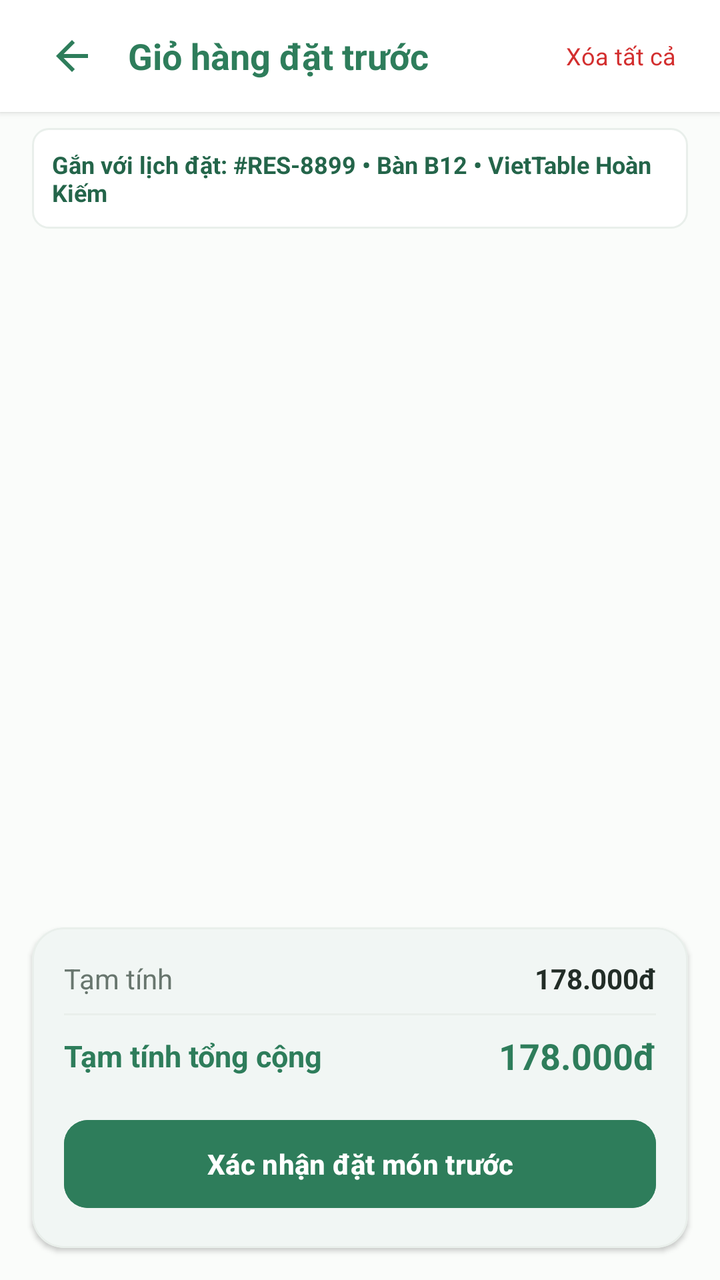
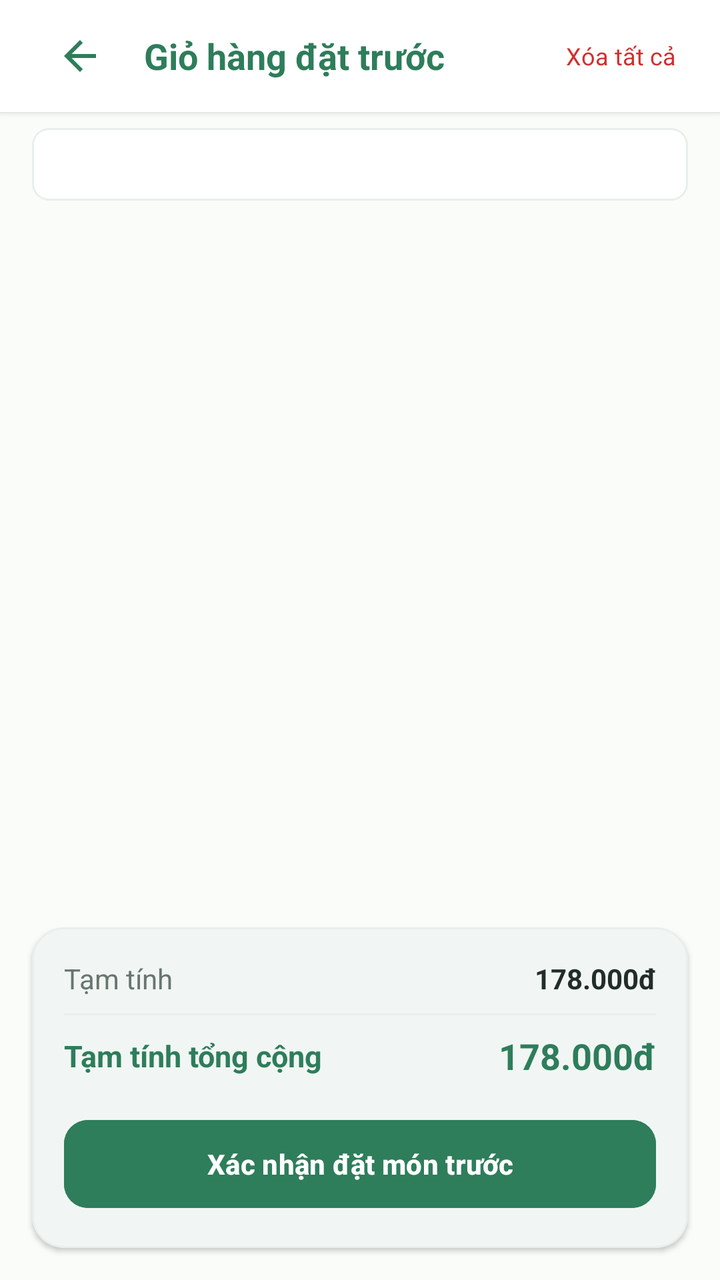

Screens rendered from an Android XML layout before and after an edit, with the pre-edit source and the edit as a unified diff.
<!-- AndroidManifest.xml: application theme Theme.VietTable -->
<!-- res/layout/fragment_preorder_cart.xml -->
<?xml version="1.0" encoding="utf-8"?>
<LinearLayout
    xmlns:android="http://schemas.android.com/apk/res/android"
    xmlns:app="http://schemas.android.com/apk/res-auto"
    android:layout_width="match_parent"
    android:layout_height="match_parent"
    android:background="@color/bg_cream"
    android:orientation="vertical">

    
    <LinearLayout
        android:layout_width="match_parent"
        android:layout_height="wrap_content"
        android:minHeight="56dp"
        android:tag="safe_top"
        android:background="@color/surface"
        android:elevation="2dp"
        android:gravity="center_vertical"
        android:orientation="horizontal"
        android:paddingHorizontal="16dp">

        <ImageButton
            android:id="@+id/btnBack"
            android:layout_width="40dp"
            android:layout_height="40dp"
            android:background="?attr/selectableItemBackgroundBorderless"
            android:src="@drawable/ic_back"
            app:tint="@color/primary" />

        <TextView
            android:layout_width="0dp"
            android:layout_height="wrap_content"
            android:layout_marginStart="8dp"
            android:layout_weight="1"
            android:text="@string/preorder_cart_title"
            android:textColor="@color/primary"
            android:textSize="18sp"
            android:textStyle="bold" />

        <TextView
            android:id="@+id/btnClearPreorderCart"
            android:layout_width="wrap_content"
            android:layout_height="wrap_content"
            android:padding="6dp"
            android:text="Xóa tất cả"
            android:textColor="@color/semantic_error"
            android:textSize="12sp" />
    </LinearLayout>

    
    <TextView
        android:id="@+id/tvPreorderBoundNotice"
        android:layout_width="match_parent"
        android:layout_height="wrap_content"
        android:background="@drawable/bg_badge"
        android:layout_marginHorizontal="16dp"
        android:layout_marginTop="8dp"
        android:padding="10dp"
        android:text="Gắn với lịch đặt: #RES-8899 • Bàn B12 • VietTable Hoàn Kiếm"
        android:textColor="@color/primary_dark"
        android:textSize="12sp"
        android:textStyle="bold" />

    
    <androidx.recyclerview.widget.RecyclerView
        android:id="@+id/rvPreorderCartItems"
        android:layout_width="match_parent"
        android:layout_height="0dp"
        android:layout_weight="1"
        android:clipToPadding="false"
        android:paddingVertical="8dp" />

    
    <com.google.android.material.card.MaterialCardView
        style="@style/Widget.VietTable.Card"
        android:layout_width="match_parent"
        android:layout_height="wrap_content"
        android:layout_margin="16dp">

        <LinearLayout
            android:layout_width="match_parent"
            android:layout_height="wrap_content"
            android:orientation="vertical"
            android:padding="16dp"
            android:tag="safe_bottom">

            <LinearLayout
                android:layout_width="match_parent"
                android:layout_height="wrap_content"
                android:orientation="horizontal">
                <TextView
                    android:layout_width="0dp"
                    android:layout_height="wrap_content"
                    android:layout_weight="1"
                    android:text="@string/payment_subtotal"
                    android:textColor="@color/text_secondary" />
                <TextView
                    android:id="@+id/tvPreorderSubtotal"
                    android:layout_width="wrap_content"
                    android:layout_height="wrap_content"
                    android:text="178.000đ"
                    android:textColor="@color/text_primary"
                    android:textStyle="bold" />
            </LinearLayout>

            <View
                android:layout_width="match_parent"
                android:layout_height="1dp"
                android:layout_marginVertical="8dp"
                android:background="@color/divider" />

            <LinearLayout
                android:layout_width="match_parent"
                android:layout_height="wrap_content"
                android:gravity="center_vertical"
                android:orientation="horizontal">
                <TextView
                    android:layout_width="0dp"
                    android:layout_height="wrap_content"
                    android:layout_weight="1"
                    android:text="Tạm tính tổng cộng"
                    android:textColor="@color/primary"
                    android:textSize="15sp"
                    android:textStyle="bold" />
                <TextView
                    android:id="@+id/tvPreorderTotal"
                    android:layout_width="wrap_content"
                    android:layout_height="wrap_content"
                    android:text="178.000đ"
                    android:textColor="@color/primary"
                    android:textSize="18sp"
                    android:textStyle="bold" />
            </LinearLayout>

            <com.google.android.material.button.MaterialButton
                android:id="@+id/btnSubmitPreorderCart"
                style="@style/Widget.VietTable.Button.Primary"
                android:layout_width="match_parent"
                android:layout_height="wrap_content"
                android:layout_marginTop="16dp"
                android:text="@string/preorder_confirm_cta" />
        </LinearLayout>
    </com.google.android.material.card.MaterialCardView>

</LinearLayout>
<!-- resources referenced by this layout -->
<resources>
  <color name="bg_cream">#FAFCFA</color>
  <color name="divider">#E9EFEB</color>
  <color name="primary">#2E7D5B</color>
  <color name="primary_dark">#24654A</color>
  <color name="semantic_error">#D32F2F</color>
  <color name="surface">#FFFFFF</color>
  <color name="text_primary">#222D27</color>
  <color name="text_secondary">#68766E</color>
  <string name="payment_subtotal">Tạm tính</string>
  <string name="preorder_cart_title">Giỏ hàng đặt trước</string>
  <string name="preorder_confirm_cta">Xác nhận đặt món trước</string>
  <style name="Theme.VietTable" parent="Base.Theme.VietTable" />
  <dimen name="btn_height_primary">52dp</dimen>
  <dimen name="radius_medium">12dp</dimen>
  <dimen name="radius_large">16dp</dimen>
  <dimen name="card_elevation">1.5dp</dimen>
  <dimen name="card_stroke_width">1dp</dimen>
  <style name="Base.Theme.VietTable" parent="Theme.Material3.Light.NoActionBar">
          
          <item name="colorPrimary">@color/primary</item>
          <item name="colorPrimaryDark">@color/primary_dark</item>
          <item name="colorOnPrimary">@color/on_primary</item>
          <item name="colorPrimaryContainer">@color/primary_container</item>
          <item name="colorOnPrimaryContainer">@color/on_primary_container</item>
  
          <item name="colorSecondary">@color/accent_gold</item>
          <item name="colorOnSecondary">@color/white</item>
          <item name="colorSecondaryContainer">@color/accent_gold_container</item>
          <item name="colorOnSecondaryContainer">@color/accent_gold_dark</item>
  
          <item name="android:colorBackground">@color/bg_cream</item>
          <item name="colorSurface">@color/surface</item>
          <item name="colorOnSurface">@color/text_primary</item>
          <item name="colorSurfaceVariant">@color/surface_variant</item>
  
          <item name="colorError">@color/semantic_error</item>
          <item name="colorOnError">@color/white</item>
  
          
          <item name="android:statusBarColor">@android:color/transparent</item>
          <item name="android:windowLightStatusBar">true</item>
          <item name="android:navigationBarColor">@android:color/transparent</item>
          <item name="android:windowLightNavigationBar">true</item>
  
          
          <item name="colorAccent">@color/primary</item>
          <item name="alertDialogTheme">@style/ThemeOverlay.VietTable.Dialog.Alert</item>
          <item name="materialAlertDialogTheme">@style/ThemeOverlay.VietTable.MaterialAlertDialog</item>
          <item name="buttonBarPositiveButtonStyle">@style/Widget.VietTable.Dialog.Button.Positive</item>
          <item name="buttonBarNegativeButtonStyle">@style/Widget.VietTable.Dialog.Button.Negative</item>
          <item name="buttonBarNeutralButtonStyle">@style/Widget.VietTable.Dialog.Button.Neutral</item>
          <item name="materialButtonStyle">@style/Widget.VietTable.Button.Primary</item>
          <item name="materialButtonOutlinedStyle">@style/Widget.VietTable.Button.Outlined</item>
          <item name="borderlessButtonStyle">@style/Widget.VietTable.Button.Text</item>
          <item name="materialCardViewStyle">@style/Widget.VietTable.Card</item>
          <item name="textInputStyle">@style/Widget.VietTable.TextInputLayout</item>
          <item name="toolbarStyle">@style/Widget.VietTable.Toolbar</item>
          <item name="bottomNavigationStyle">@style/Widget.VietTable.BottomNavigationView</item>
      </style>
  <dimen name="text_button">14sp</dimen>
  <color name="on_primary">#FFFFFF</color>
  <color name="primary_container">#EEF7F2</color>
  <color name="on_primary_container">#1B4E38</color>
  <color name="accent_gold">#CCA862</color>
  <color name="white">#FFFFFFFF</color>
  <color name="accent_gold_container">#FAF5EB</color>
  <color name="accent_gold_dark">#9E7D33</color>
  <color name="surface_variant">#F3F7F5</color>
  <color name="transparent">#00000000</color>
  <!-- unchanged entries left out for length: 19 -->
</resources>

<!-- the commit's change to res/layout/fragment_preorder_cart.xml (unified diff, before → after) -->
@@ -19,10 +19,11 @@
         android:orientation="horizontal"
         android:paddingHorizontal="16dp">
 
-        <ImageButton
-            android:id="@+id/btnBack"
-            android:layout_width="40dp"
-            android:layout_height="40dp"
+    <ImageButton
+        android:id="@+id/btnBack"
+        android:layout_width="48dp"
+        android:layout_height="48dp"
+        android:contentDescription="@string/a11y_back"
             android:background="?attr/selectableItemBackgroundBorderless"
             android:src="@drawable/ic_back"
             app:tint="@color/primary" />
@@ -56,7 +57,7 @@
         android:layout_marginHorizontal="16dp"
         android:layout_marginTop="8dp"
         android:padding="10dp"
-        android:text="Gắn với lịch đặt: #RES-8899 • Bàn B12 • VietTable Hoàn Kiếm"
+        android:text=""
         android:textColor="@color/primary_dark"
         android:textSize="12sp"
         android:textStyle="bold" />
<!-- resource entries referenced after the edit -->
@@ -8,6 +8,7 @@
   <color name="surface">#FFFFFF</color>
   <color name="text_primary">#222D27</color>
   <color name="text_secondary">#68766E</color>
+  <string name="a11y_back">Quay lại</string>
   <string name="payment_subtotal">Tạm tính</string>
   <string name="preorder_cart_title">Giỏ hàng đặt trước</string>
   <string name="preorder_confirm_cta">Xác nhận đặt món trước</string>
@@ -42,7 +43,6 @@
           <item name="android:statusBarColor">@android:color/transparent</item>
           <item name="android:windowLightStatusBar">true</item>
           <item name="android:navigationBarColor">@android:color/transparent</item>
-          <item name="android:windowLightNavigationBar">true</item>
   
           
           <item name="colorAccent">@color/primary</item>
